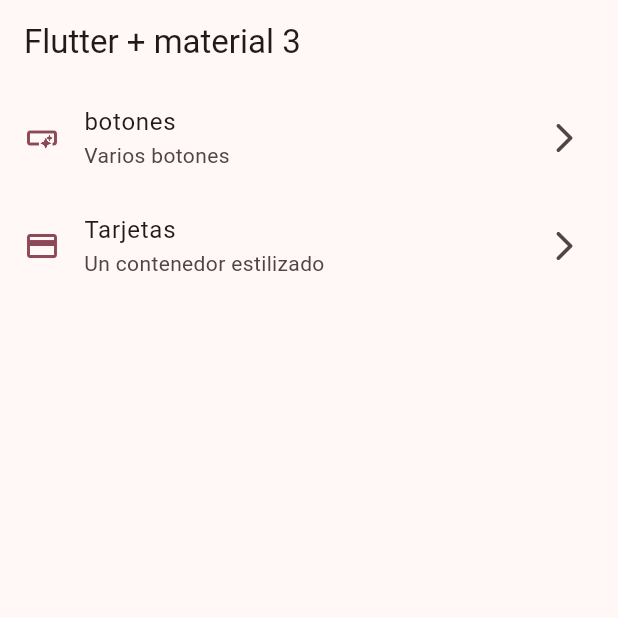
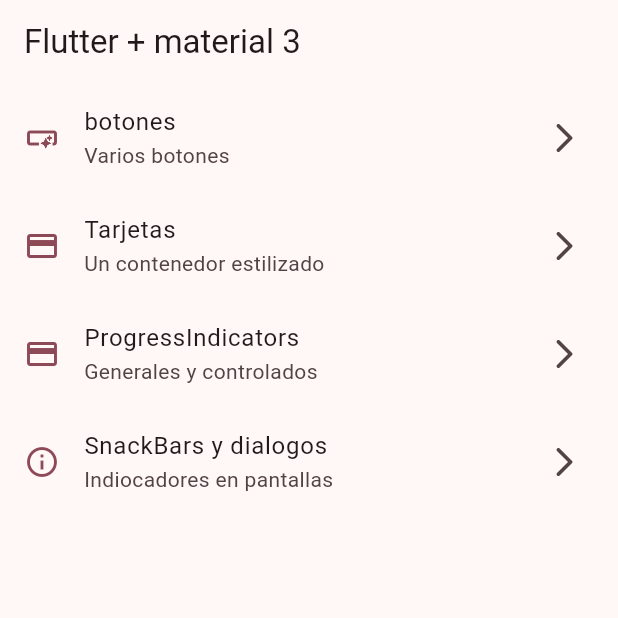
Before and after one commit to cazabe/flutter_widgets_ex, a Flutter app: the screen it shows after launch, on a phone screen of 412 x 824 dp, the top half of it. Run offline on Flutter 3.47's test engine with Material 3 defaults, Android fonts, the phone set to English and light mode, and no system bars; our stand-ins replace go_router.

Commit message:
Adding snackbars

```diff
--- a/lib/config/menu/menu_items.dart
+++ b/lib/config/menu/menu_items.dart
@@ -23,5 +23,15 @@ const appMenuItems = <MenuItem>[
       tittle: 'Tarjetas',
       subtittle: 'Un contenedor estilizado',
       link: '/cards',
-      icon: Icons.credit_card)
+      icon: Icons.credit_card),
+  MenuItem(
+      tittle: 'ProgressIndicators',
+      subtittle: 'Generales y controlados',
+      link: '/progress',
+      icon: Icons.credit_card),
+  MenuItem(
+      tittle: 'SnackBars y dialogos',
+      subtittle: 'Indiocadores en pantallas',
+      link: '/snackbars',
+      icon: Icons.info_outline),
 ];
--- a/lib/config/router/app_router.dart
+++ b/lib/config/router/app_router.dart
@@ -19,5 +19,15 @@ final appRouter = GoRouter(
       name: CardsScreen.name,
       builder: (context, state) => const CardsScreen(),
     ),
+    GoRoute(
+      path: '/progress',
+      name: ProgressScreen.name,
+      builder: (context, state) => const ProgressScreen(),
+    ),
+    GoRoute(
+      path: '/snackBars',
+      name: SnackBarScreen.name,
+      builder: (context, state) => const SnackBarScreen(),
+    ),
   ],
 );
```
Also changed, not shown: lib/presentation/screens/progress/progress_screen.dart (+75 -1 lines), lib/presentation/screens/snackbar/snackbar_screen.dart (+21 -2 lines).
